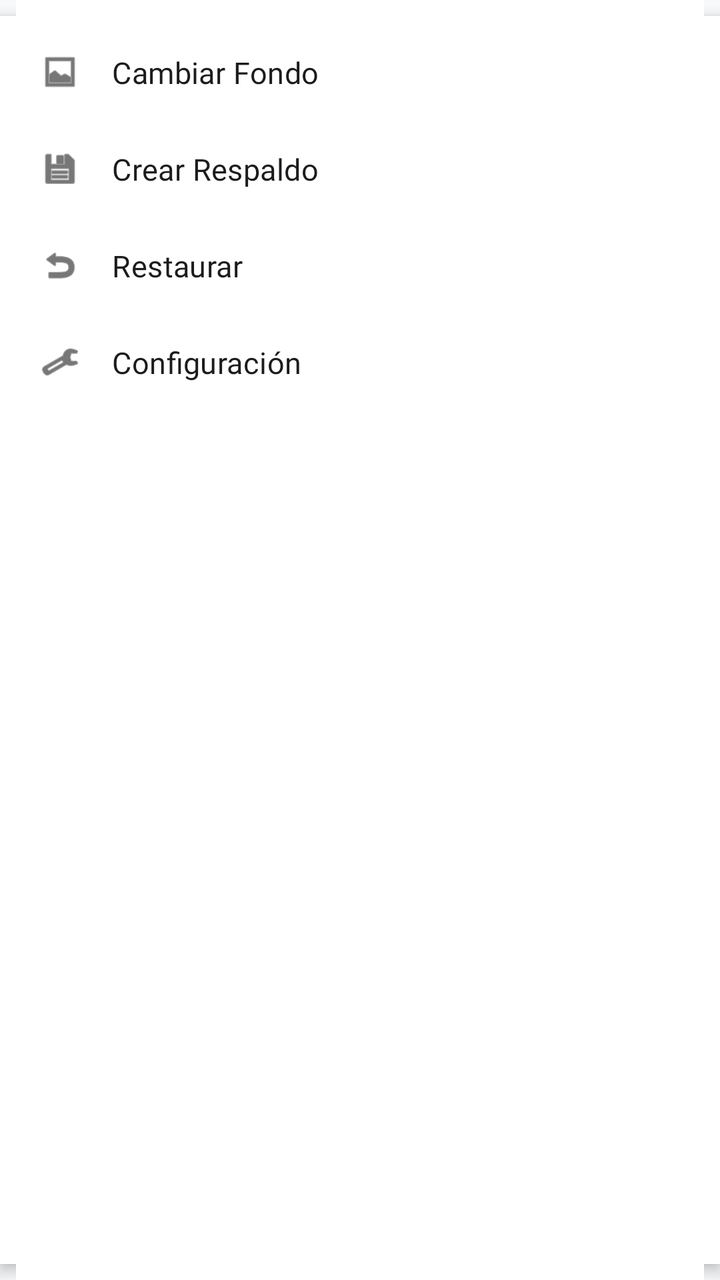
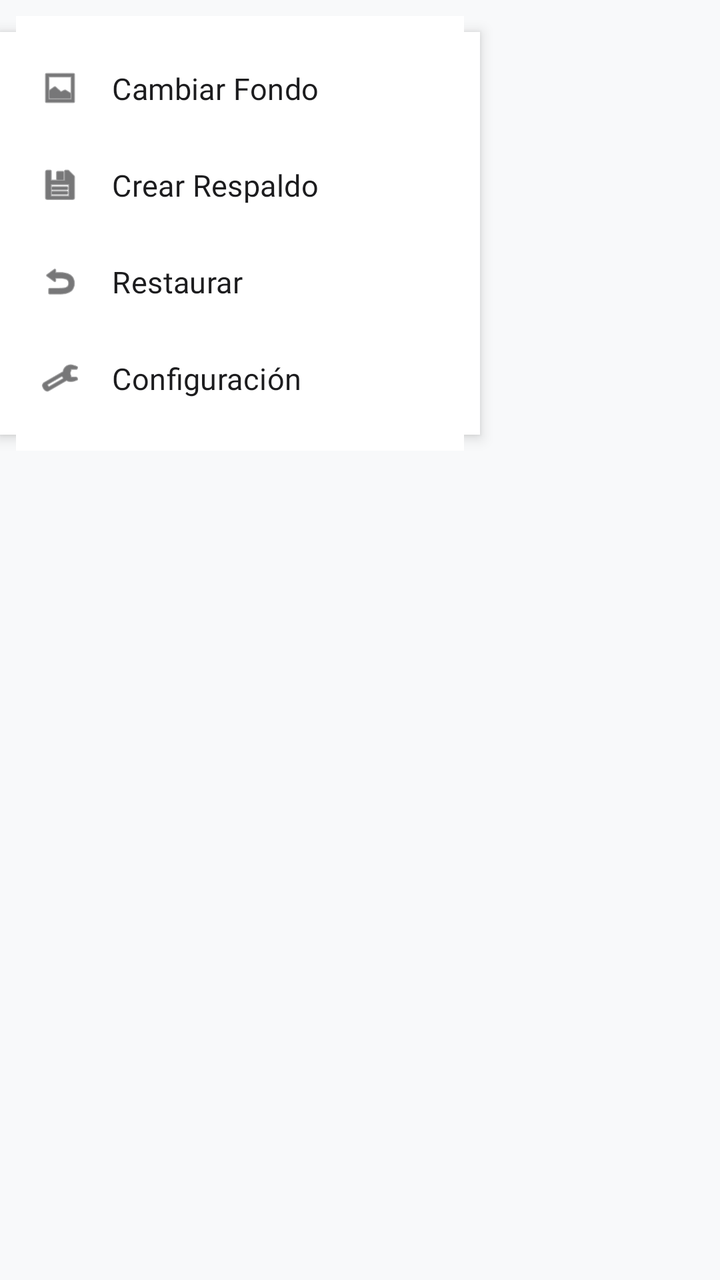

The first picture is an Android layout as it rendered before a commit; the second is the same layout after the commit. The layout source and the unified diff follow.
<!-- AndroidManifest.xml: application theme Theme.MyNotes -->
<!-- res/layout/popup_menu_modern.xml -->
<?xml version="1.0" encoding="utf-8"?>
<LinearLayout xmlns:android="http://schemas.android.com/apk/res/android"
    xmlns:app="http://schemas.android.com/apk/res-auto"
    android:layout_width="240dp"
    android:layout_height="wrap_content"
    android:orientation="vertical"
    android:background="@drawable/bg_popup_modern"
    android:elevation="4dp"
    android:paddingVertical="12dp">

    <LinearLayout
        android:id="@+id/menu_item_wallpaper"
        android:layout_width="match_parent"
        android:layout_height="wrap_content"
        android:gravity="center_vertical"
        android:background="?attr/selectableItemBackground"
        android:paddingHorizontal="20dp"
        android:paddingVertical="14dp"
        android:clickable="true"
        android:focusable="true">

        <ImageView
            android:layout_width="20dp"
            android:layout_height="20dp"
            android:src="@android:drawable/ic_menu_gallery"
            android:layout_marginEnd="16dp"
            android:contentDescription="Icono Fondo"
            app:tint="?attr/colorOnSurface"/>

        <TextView
            android:layout_width="wrap_content"
            android:layout_height="wrap_content"
            android:text="Cambiar Fondo"
            android:textSize="15sp"
            android:textColor="?attr/colorOnSurface"
            android:fontFamily="@font/silkscreen_regular"
            android:letterSpacing="0.01"/>

    </LinearLayout>

    <LinearLayout
        android:id="@+id/menu_item_backup"
        android:layout_width="match_parent"
        android:layout_height="wrap_content"
        android:gravity="center_vertical"
        android:background="?attr/selectableItemBackground"
        android:paddingHorizontal="20dp"
        android:paddingVertical="14dp"
        android:clickable="true"
        android:focusable="true">

        <ImageView
            android:layout_width="20dp"
            android:layout_height="20dp"
            android:src="@android:drawable/ic_menu_save"
            android:layout_marginEnd="16dp"
            app:tint="?attr/colorOnSurface"/>

        <TextView
            android:layout_width="wrap_content"
            android:layout_height="wrap_content"
            android:text="Crear Respaldo"
            android:textSize="15sp"
            android:textColor="?attr/colorOnSurface"
            android:fontFamily="@font/silkscreen_regular"
            android:letterSpacing="0.01"/>

    </LinearLayout>

    <LinearLayout
        android:id="@+id/menu_item_restore"
        android:layout_width="match_parent"
        android:layout_height="wrap_content"
        android:gravity="center_vertical"
        android:background="?attr/selectableItemBackground"
        android:paddingHorizontal="20dp"
        android:paddingVertical="14dp"
        android:clickable="true"
        android:focusable="true">

        <ImageView
            android:layout_width="20dp"
            android:layout_height="20dp"
            android:src="@android:drawable/ic_menu_revert"
            android:layout_marginEnd="16dp"
            app:tint="?attr/colorOnSurface"/>

        <TextView
            android:layout_width="wrap_content"
            android:layout_height="wrap_content"
            android:text="Restaurar"
            android:textSize="15sp"
            android:textColor="?attr/colorOnSurface"
            android:fontFamily="@font/silkscreen_regular"
            android:letterSpacing="0.01"/>

    </LinearLayout>

    <LinearLayout
        android:id="@+id/menu_item_settings"
        android:layout_width="match_parent"
        android:layout_height="wrap_content"
        android:gravity="center_vertical"
        android:background="?attr/selectableItemBackground"
        android:paddingHorizontal="20dp"
        android:paddingVertical="14dp"
        android:clickable="true"
        android:focusable="true">

        <ImageView
            android:layout_width="20dp"
            android:layout_height="20dp"
            android:src="@android:drawable/ic_menu_manage"
            android:layout_marginEnd="16dp"
            app:tint="?attr/colorOnSurface"/>

        <TextView
            android:layout_width="wrap_content"
            android:layout_height="wrap_content"
            android:text="Configuración"
            android:textSize="15sp"
            android:textColor="?attr/colorOnSurface"
            android:fontFamily="@font/silkscreen_regular"
            android:letterSpacing="0.01"/>


    </LinearLayout>

</LinearLayout>
<!-- resources referenced by this layout -->
<resources>
  <!-- drawable bg_popup_modern (drawable) -->
  <?xml version="1.0" encoding="utf-8"?>
  <layer-list xmlns:android="http://schemas.android.com/apk/res/android">
  
      <item android:top="8dp" android:bottom="8dp">
          <shape android:shape="rectangle">
              <solid android:color="?attr/colorSurface" />
          </shape>
      </item>
  
      <item android:left="8dp" android:right="8dp">
          <shape android:shape="rectangle">
              <solid android:color="?attr/colorSurface" />
          </shape>
      </item>
  
  </layer-list>
  <style name="Theme.MyNotes" parent="Base.Theme.MyNotes" />
  <style name="Base.Theme.MyNotes" parent="Theme.Material3.DayNight.NoActionBar">
          <item name="android:colorBackground">@color/light_background</item>
          <item name="colorSurface">@color/light_surface</item>
          <item name="colorOnSurface">@color/light_text_primary</item>
          <item name="colorOnSurfaceVariant">@color/light_text_secondary</item>
          <item name="colorOutline">@color/divider_light</item>
  
          <item name="colorPrimary">@color/light_accent</item>
          <item name="colorOnPrimary">@color/white</item>
          <item name="colorSecondary">@color/light_accent</item>
  
          <item name="android:statusBarColor">@android:color/transparent</item>
          <item name="android:windowLightStatusBar">true</item>
  
          <item name="shapeAppearanceSmallComponent">@style/ShapeAppearance.App.Small</item>
          <item name="shapeAppearanceMediumComponent">@style/ShapeAppearance.App.Medium</item>
      </style>
  <color name="light_background">#F8F9FA</color>
  <color name="light_surface">#FFFFFF</color>
  <color name="light_text_primary">#1C1C1E</color>
  <color name="light_text_secondary">#666666</color>
  <color name="divider_light">#E5E5EA</color>
  <color name="light_accent">#212121</color>
  <color name="white">#FFFFFF</color>
  <style name="ShapeAppearance.App.Small" parent="ShapeAppearance.Material3.SmallComponent">
          <item name="cornerFamily">rounded</item>
          <item name="cornerSize">12dp</item>
      </style>
  <style name="ShapeAppearance.App.Medium" parent="ShapeAppearance.Material3.MediumComponent">
          <item name="cornerFamily">rounded</item>
          <item name="cornerSize">20dp</item>
      </style>
</resources>

<!-- the commit's change to res/layout/popup_menu_modern.xml (unified diff, before → after) -->
@@ -1,129 +1,133 @@
 <?xml version="1.0" encoding="utf-8"?>
-<LinearLayout xmlns:android="http://schemas.android.com/apk/res/android"
+<FrameLayout xmlns:android="http://schemas.android.com/apk/res/android"
     xmlns:app="http://schemas.android.com/apk/res-auto"
-    android:layout_width="240dp"
-    android:layout_height="wrap_content"
-    android:orientation="vertical"
-    android:background="@drawable/bg_popup_modern"
-    android:elevation="4dp"
-    android:paddingVertical="12dp">
+    android:layout_width="wrap_content"
+    android:layout_height="wrap_content">
 
     <LinearLayout
-        android:id="@+id/menu_item_wallpaper"
-        android:layout_width="match_parent"
+        android:layout_width="240dp"
         android:layout_height="wrap_content"
-        android:gravity="center_vertical"
-        android:background="?attr/selectableItemBackground"
-        android:paddingHorizontal="20dp"
-        android:paddingVertical="14dp"
-        android:clickable="true"
-        android:focusable="true">
+        android:orientation="vertical"
+        android:background="@drawable/bg_popup_modern"
+        android:elevation="4dp"
+        android:paddingVertical="12dp"
+        android:layout_marginEnd="16dp"
+        android:layout_marginTop="8dp"
+        android:layout_marginBottom="8dp">
 
-        <ImageView
-            android:layout_width="20dp"
-            android:layout_height="20dp"
-            android:src="@android:drawable/ic_menu_gallery"
-            android:layout_marginEnd="16dp"
-            android:contentDescription="Icono Fondo"
-            app:tint="?attr/colorOnSurface"/>
+        <LinearLayout
+            android:id="@+id/menu_item_wallpaper"
+            android:layout_width="match_parent"
+            android:layout_height="wrap_content"
+            android:gravity="center_vertical"
+            android:background="?attr/selectableItemBackground"
+            android:paddingHorizontal="20dp"
+            android:paddingVertical="14dp"
+            android:clickable="true"
+            android:focusable="true">
 
-        <TextView
-            android:layout_width="wrap_content"
+            <ImageView
+                android:layout_width="20dp"
+                android:layout_height="20dp"
+                android:src="@android:drawable/ic_menu_gallery"
+                android:layout_marginEnd="16dp"
+                android:contentDescription="Icono Fondo"
+                app:tint="?attr/colorOnSurface"/>
+
+            <TextView
+                android:layout_width="wrap_content"
+                android:layout_height="wrap_content"
+                android:text="Cambiar Fondo"
+                android:textSize="15sp"
+                android:textColor="?attr/colorOnSurface"
+                android:fontFamily="@font/silkscreen_regular"
+                android:letterSpacing="0.01"/>
+        </LinearLayout>
+
+        <LinearLayout
+            android:id="@+id/menu_item_backup"
+            android:layout_width="match_parent"
             android:layout_height="wrap_content"
-            android:text="Cambiar Fondo"
-            android:textSize="15sp"
-            android:textColor="?attr/colorOnSurface"
-            android:fontFamily="@font/silkscreen_regular"
-            android:letterSpacing="0.01"/>
+            android:gravity="center_vertical"
+            android:background="?attr/selectableItemBackground"
+            android:paddingHorizontal="20dp"
+            android:paddingVertical="14dp"
+            android:clickable="true"
+            android:focusable="true">
+
+            <ImageView
+                android:layout_width="20dp"
+                android:layout_height="20dp"
+                android:src="@android:drawable/ic_menu_save"
+                android:layout_marginEnd="16dp"
+                app:tint="?attr/colorOnSurface"/>
+
+            <TextView
+                android:layout_width="wrap_content"
+                android:layout_height="wrap_content"
+                android:text="Crear Respaldo"
+                android:textSize="15sp"
+                android:textColor="?attr/colorOnSurface"
+                android:fontFamily="@font/silkscreen_regular"
+                android:letterSpacing="0.01"/>
+        </LinearLayout>
+
+        <LinearLayout
+            android:id="@+id/menu_item_restore"
+            android:layout_width="match_parent"
+            android:layout_height="wrap_content"
+            android:gravity="center_vertical"
+            android:background="?attr/selectableItemBackground"
+            android:paddingHorizontal="20dp"
+            android:paddingVertical="14dp"
+            android:clickable="true"
+            android:focusable="true">
+
+            <ImageView
+                android:layout_width="20dp"
+                android:layout_height="20dp"
+                android:src="@android:drawable/ic_menu_revert"
+                android:layout_marginEnd="16dp"
+                app:tint="?attr/colorOnSurface"/>
+
+            <TextView
+                android:layout_width="wrap_content"
+                android:layout_height="wrap_content"
+                android:text="Restaurar"
+                android:textSize="15sp"
+                android:textColor="?attr/colorOnSurface"
+                android:fontFamily="@font/silkscreen_regular"
+                android:letterSpacing="0.01"/>
+        </LinearLayout>
+
+        <LinearLayout
+            android:id="@+id/menu_item_settings"
+            android:layout_width="match_parent"
+            android:layout_height="wrap_content"
+            android:gravity="center_vertical"
+            android:background="?attr/selectableItemBackground"
+            android:paddingHorizontal="20dp"
+            android:paddingVertical="14dp"
+            android:clickable="true"
+            android:focusable="true">
+
+            <ImageView
+                android:layout_width="20dp"
+                android:layout_height="20dp"
+                android:src="@android:drawable/ic_menu_manage"
+                android:layout_marginEnd="16dp"
+                app:tint="?attr/colorOnSurface"/>
+
+            <TextView
+                android:layout_width="wrap_content"
+                android:layout_height="wrap_content"
+                android:text="Configuración"
+                android:textSize="15sp"
+                android:textColor="?attr/colorOnSurface"
+                android:fontFamily="@font/silkscreen_regular"
+                android:letterSpacing="0.01"/>
+        </LinearLayout>
 
     </LinearLayout>
 
-    <LinearLayout
-        android:id="@+id/menu_item_backup"
-        android:layout_width="match_parent"
-        android:layout_height="wrap_content"
-        android:gravity="center_vertical"
-        android:background="?attr/selectableItemBackground"
-        android:paddingHorizontal="20dp"
-        android:paddingVertical="14dp"
-        android:clickable="true"
-        android:focusable="true">
-
-        <ImageView
-            android:layout_width="20dp"
-            android:layout_height="20dp"
-            android:src="@android:drawable/ic_menu_save"
-            android:layout_marginEnd="16dp"
-            app:tint="?attr/colorOnSurface"/>
-
-        <TextView
-            android:layout_width="wrap_content"
-            android:layout_height="wrap_content"
-            android:text="Crear Respaldo"
-            android:textSize="15sp"
-            android:textColor="?attr/colorOnSurface"
-            android:fontFamily="@font/silkscreen_regular"
-            android:letterSpacing="0.01"/>
-
-    </LinearLayout>
-
-    <LinearLayout
-        android:id="@+id/menu_item_restore"
-        android:layout_width="match_parent"
-        android:layout_height="wrap_content"
-        android:gravity="center_vertical"
-        android:background="?attr/selectableItemBackground"
-        android:paddingHorizontal="20dp"
-        android:paddingVertical="14dp"
-        android:clickable="true"
-        android:focusable="true">
-
-        <ImageView
-            android:layout_width="20dp"
-            android:layout_height="20dp"
-            android:src="@android:drawable/ic_menu_revert"
-            android:layout_marginEnd="16dp"
-            app:tint="?attr/colorOnSurface"/>
-
-        <TextView
-            android:layout_width="wrap_content"
-            android:layout_height="wrap_content"
-            android:text="Restaurar"
-            android:textSize="15sp"
-            android:textColor="?attr/colorOnSurface"
-            android:fontFamily="@font/silkscreen_regular"
-            android:letterSpacing="0.01"/>
-
-    </LinearLayout>
-
-    <LinearLayout
-        android:id="@+id/menu_item_settings"
-        android:layout_width="match_parent"
-        android:layout_height="wrap_content"
-        android:gravity="center_vertical"
-        android:background="?attr/selectableItemBackground"
-        android:paddingHorizontal="20dp"
-        android:paddingVertical="14dp"
-        android:clickable="true"
-        android:focusable="true">
-
-        <ImageView
-            android:layout_width="20dp"
-            android:layout_height="20dp"
-            android:src="@android:drawable/ic_menu_manage"
-            android:layout_marginEnd="16dp"
-            app:tint="?attr/colorOnSurface"/>
-
-        <TextView
-            android:layout_width="wrap_content"
-            android:layout_height="wrap_content"
-            android:text="Configuración"
-            android:textSize="15sp"
-            android:textColor="?attr/colorOnSurface"
-            android:fontFamily="@font/silkscreen_regular"
-            android:letterSpacing="0.01"/>
-
-
-    </LinearLayout>
-
-</LinearLayout>
+</FrameLayout>
